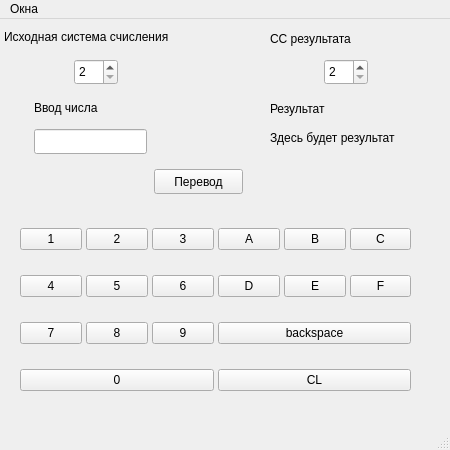
Old version of the form mainwindow.ui in the repository drhouma/programDevelopmentTechnologies.
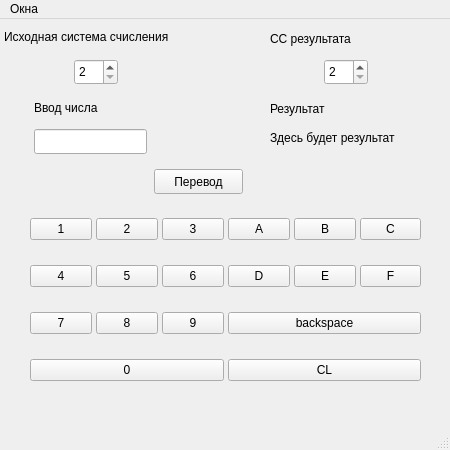
New version of the form.

The edit to the form file:
```diff
--- a/mainwindow.ui
+++ b/mainwindow.ui
@@ -152,8 +152,8 @@
    <widget class="QWidget" name="gridLayoutWidget">
     <property name="geometry">
      <rect>
-      <x>20</x>
-      <y>190</y>
+      <x>30</x>
+      <y>180</y>
       <width>391</width>
       <height>201</height>
      </rect>
```
